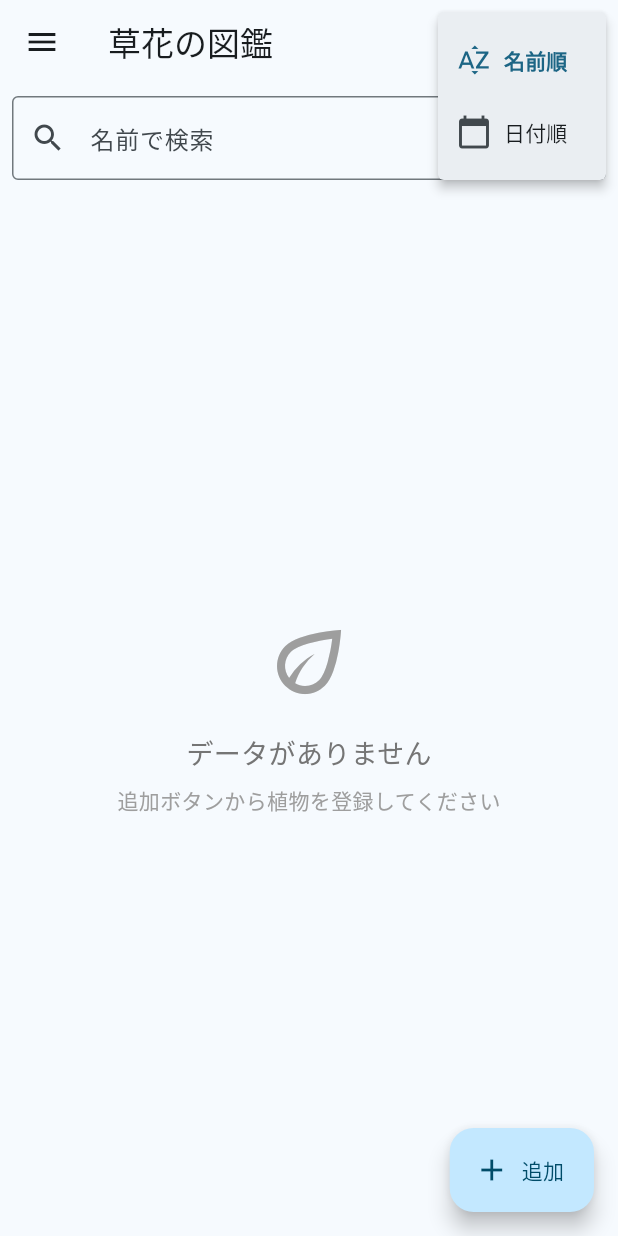
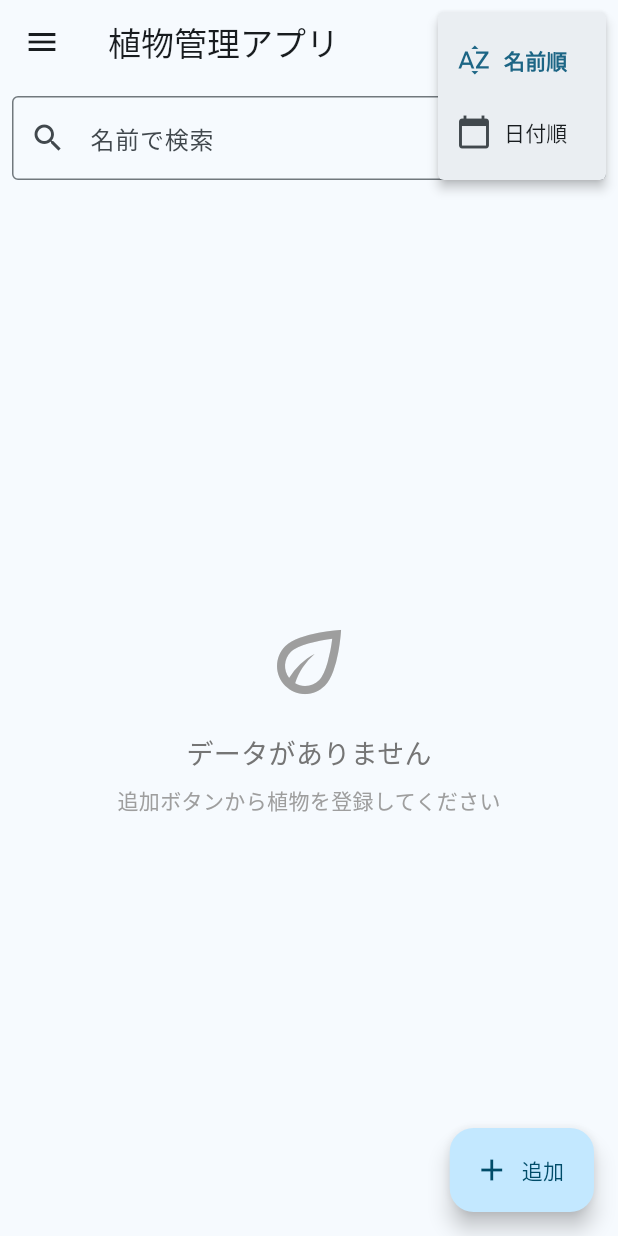
Before and after one commit to Maple01A/flutter_application_2024, a Flutter app: the PlantListScreen screen opened directly with empty values, after a tap on the "sort" icon, on a phone screen of 412 x 824 dp. Run offline on Flutter 3.47's test engine with Material 3 defaults, Android fonts, the phone set to English and light mode, and no system bars; our stand-ins replace cached_network_image, cloud_firestore, firebase_auth, firebase_core, firebase_storage, flutter_colorpicker and 5 more; missing offline and left inert: firebase_app_check, mailer; accounts and stored records are empty; network calls fail.

Commit message:
Update Application Name

```diff
--- a/lib/explore.dart
+++ b/lib/explore.dart
@@ -32,11 +32,6 @@ class _ExploreScreenState extends State<ExploreScreen> {
     super.initState();
     _loadPublicPlants();
     _scrollController.addListener(_scrollListener);
-
-    // 日本語カテゴリー用の設定
-    _categories.addAll([
-      '観葉植物', '多肉植物', 'サボテン', '花木', '野菜', 'ハーブ', '山野草'
-    ]);
   }
 
   @override
--- a/lib/main.dart
+++ b/lib/main.dart
@@ -184,7 +184,7 @@ class _MyAppState extends State<MyApp> {
   @override
   Widget build(BuildContext context) {
     return MaterialApp(
-      title: '草花の図鑑',
+      title: '植物管理アプリ',
       theme: ThemeData(
         colorScheme: ColorScheme.fromSeed(
           seedColor: _themeColor,
@@ -202,7 +202,6 @@ class _MyAppState extends State<MyApp> {
               onThemeColorChanged: _changeThemeColor,
               onCrossAxisCountChanged: _changeCrossAxisCount,
             ),
-        // お気に入りと設定のルートを追加
         '/favorite': (context) => FavoriteScreen(),
         '/setting': (context) => Setting(
               onThemeColorChanged: _changeThemeColor,
@@ -412,7 +411,7 @@ class _PlantListScreenState extends State<PlantListScreen> {
 
   // loadPlantData 関数を最適化します
   Future<void> loadPlantData() async {
-    if (_isLoading) return; // 既にロード中なら処理しない
+    if (_isLoading) return;
 
     setState(() {
       _isLoading = true;
@@ -619,7 +618,7 @@ class _PlantListScreenState extends State<PlantListScreen> {
   Widget build(BuildContext context) {
     return Scaffold(
       appBar: AppBar(
-        title: const Text('草花の図鑑'),
+        title: const Text('植物管理アプリ'),
         actions: [
           // ソートメニューを追加
           PopupMenuButton<String>(
```
Also changed, not shown: 4 other files.
